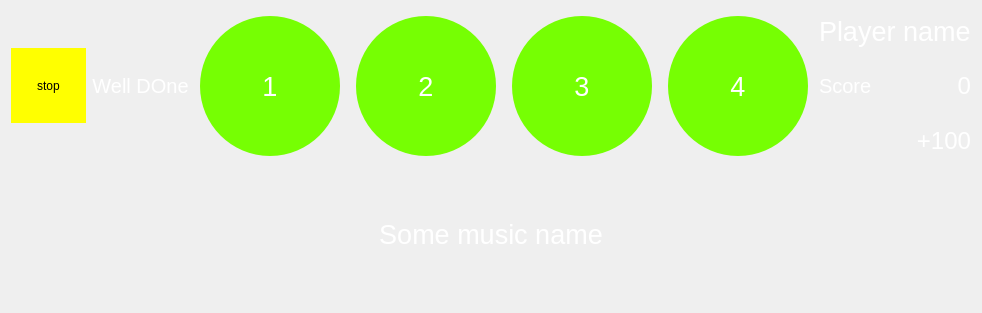
First picture: the form in src/windows/uis/GameDialog.ui, repository ZulusK/orchestrix, before the edit.
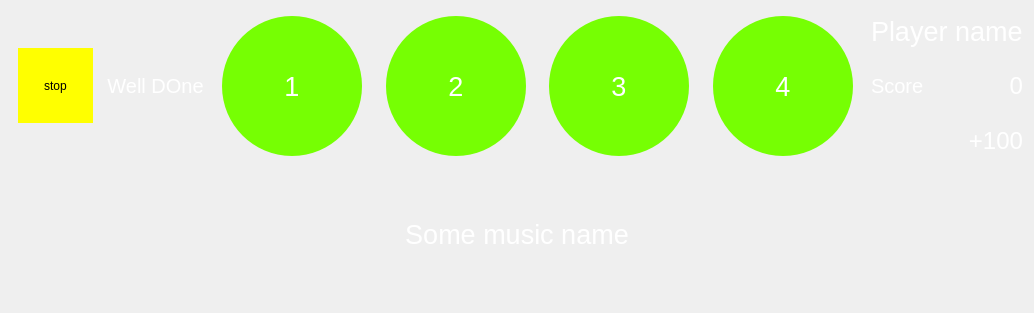
Second picture: the form after the edit. Icons and pictures are not drawn.

What changed in the file:
```diff
--- a/src/windows/uis/GameDialog.ui
+++ b/src/windows/uis/GameDialog.ui
@@ -9,7 +9,7 @@
    <rect>
     <x>0</x>
     <y>0</y>
-    <width>809</width>
+    <width>1034</width>
     <height>313</height>
    </rect>
   </property>
```
Left out of the diff: 6 changed lines with no effect on the pictures.
